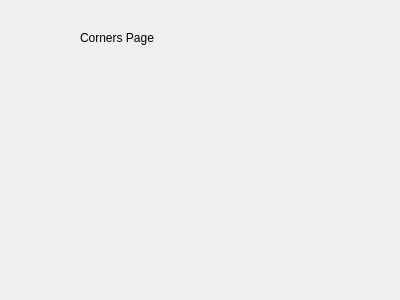
Old version of the form gui/qtdesigner/CornersWidget.ui in the repository wyattduber/CyDAQ.
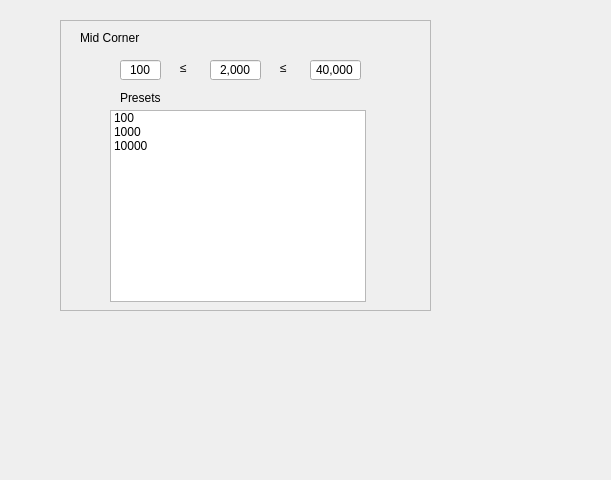
New version of the form.

Commit message: finished laying out all the pages

Patch:
```diff
--- a/gui/qtdesigner/CornersWidget.ui
+++ b/gui/qtdesigner/CornersWidget.ui
@@ -6,8 +6,8 @@
    <rect>
     <x>0</x>
     <y>0</y>
-    <width>400</width>
-    <height>300</height>
+    <width>611</width>
+    <height>480</height>
    </rect>
   </property>
   <property name="windowTitle">
@@ -23,9 +23,161 @@
     </rect>
    </property>
    <property name="text">
-    <string>Corners Page</string>
+    <string>Mid Corner</string>
    </property>
   </widget>
+  <widget class="QFrame" name="cornerFrame">
+   <property name="geometry">
+    <rect>
+     <x>60</x>
+     <y>20</y>
+     <width>371</width>
+     <height>291</height>
+    </rect>
+   </property>
+   <property name="frameShape">
+    <enum>QFrame::StyledPanel</enum>
+   </property>
+   <property name="frameShadow">
+    <enum>QFrame::Raised</enum>
+   </property>
+   <widget class="QLabel" name="lessThan1">
+    <property name="geometry">
+     <rect>
+      <x>120</x>
+      <y>40</y>
+      <width>16</width>
+      <height>16</height>
+     </rect>
+    </property>
+    <property name="text">
+     <string>≤</string>
+    </property>
+   </widget>
+   <widget class="QLabel" name="lessThan2">
+    <property name="geometry">
+     <rect>
+      <x>220</x>
+      <y>40</y>
+      <width>16</width>
+      <height>16</height>
+     </rect>
+    </property>
+    <property name="text">
+     <string>≤</string>
+    </property>
+   </widget>
+   <widget class="QLineEdit" name="minCornerBox">
+    <property name="geometry">
+     <rect>
+      <x>60</x>
+      <y>40</y>
+      <width>41</width>
+      <height>20</height>
+     </rect>
+    </property>
+    <property name="text">
+     <string>100</string>
+    </property>
+    <property name="alignment">
+     <set>Qt::AlignCenter</set>
+    </property>
+    <property name="readOnly">
+     <bool>true</bool>
+    </property>
+   </widget>
+   <widget class="QLineEdit" name="inputCornerBox">
+    <property name="geometry">
+     <rect>
+      <x>150</x>
+      <y>40</y>
+      <width>51</width>
+      <height>20</height>
+     </rect>
+    </property>
+    <property name="text">
+     <string>2,000</string>
+    </property>
+    <property name="alignment">
+     <set>Qt::AlignCenter</set>
+    </property>
+   </widget>
+   <widget class="QLineEdit" name="maxCornerBox">
+    <property name="geometry">
+     <rect>
+      <x>250</x>
+      <y>40</y>
+      <width>51</width>
+      <height>20</height>
+     </rect>
+    </property>
+    <property name="text">
+     <string>40,000</string>
+    </property>
+    <property name="alignment">
+     <set>Qt::AlignCenter</set>
+    </property>
+    <property name="readOnly">
+     <bool>true</bool>
+    </property>
+   </widget>
+   <widget class="QLabel" name="label_2">
+    <property name="geometry">
+     <rect>
+      <x>60</x>
+      <y>70</y>
+      <width>221</width>
+      <height>16</height>
+     </rect>
+    </property>
+    <property name="text">
+     <string>Presets</string>
+    </property>
+   </widget>
+   <widget class="QListWidget" name="cornerPresets">
+    <property name="geometry">
+     <rect>
+      <x>50</x>
+      <y>90</y>
+      <width>256</width>
+      <height>192</height>
+     </rect>
+    </property>
+    <item>
+     <property name="text">
+      <string>100</string>
+     </property>
+     <property name="font">
+      <font>
+       <weight>50</weight>
+       <bold>false</bold>
+      </font>
+     </property>
+    </item>
+    <item>
+     <property name="text">
+      <string>1000</string>
+     </property>
+     <property name="font">
+      <font>
+       <weight>50</weight>
+       <bold>false</bold>
+      </font>
+     </property>
+    </item>
+    <item>
+     <property name="text">
+      <string>10000</string>
+     </property>
+     <property name="font">
+      <font>
+       <weight>50</weight>
+       <bold>false</bold>
+      </font>
+     </property>
+    </item>
+   </widget>
+  </widget>
  </widget>
  <resources/>
  <connections/>
```
The commit also changes 14 other files.
